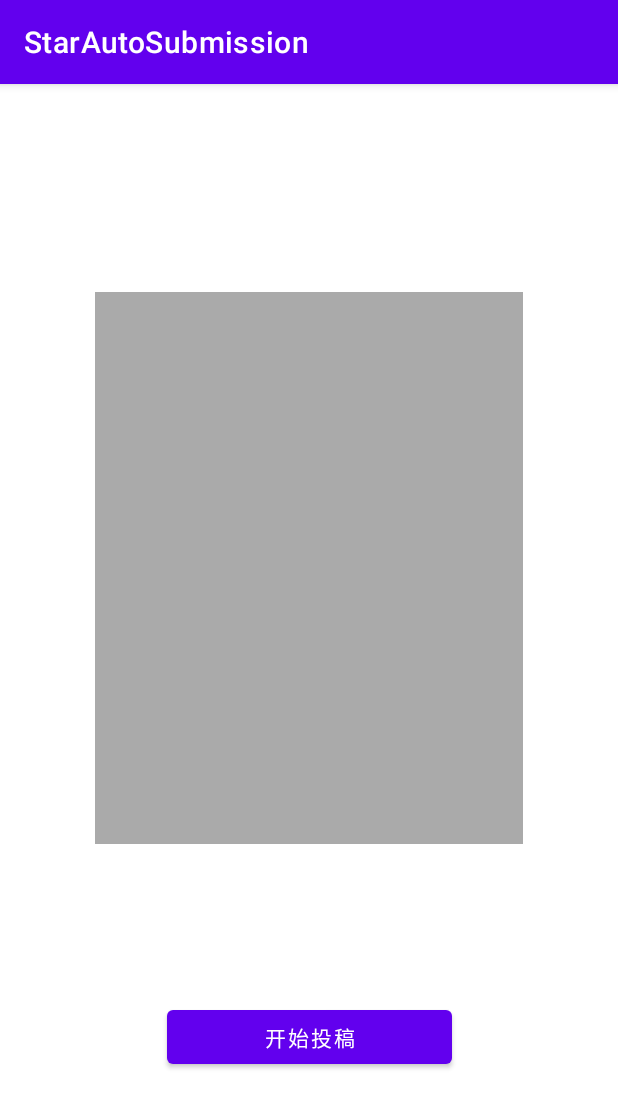
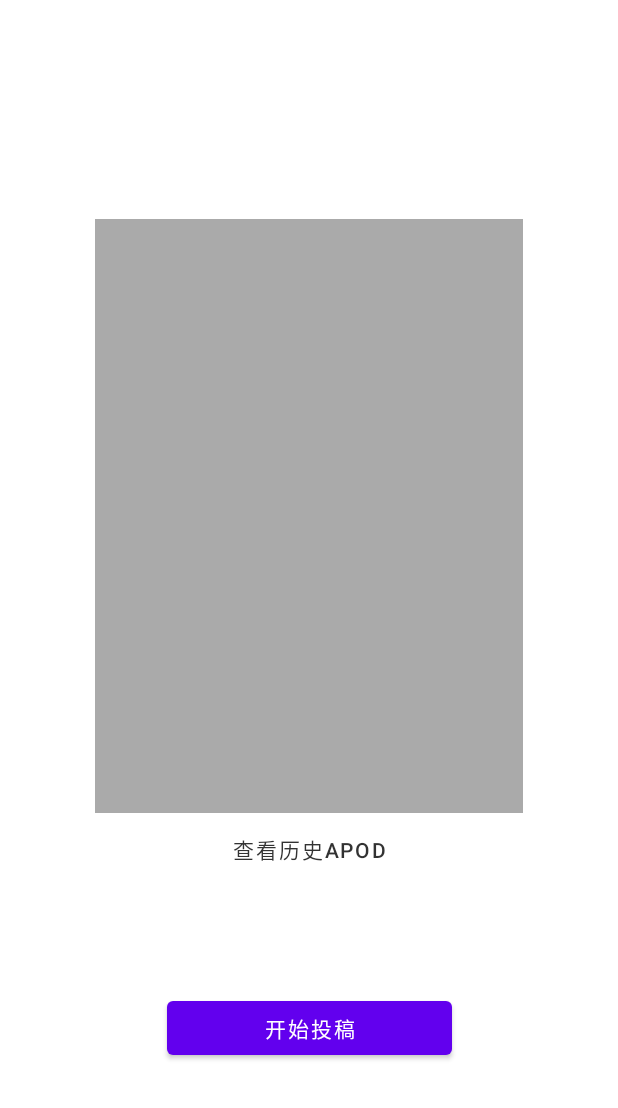
Before and after one commit to zlxdengtianhei/StarAutoSubmission, an Android app: the fragment HomeFragment shown on its own in the app's theme, on a phone screen of 412 x 824 dp. Shown: the top 1108 px of the screen. Run offline under Robolectric (Android 15) with nearby library versions, the phone set to English and light mode, and no system bars; our stand-ins replace Picasso; libraries missing offline, so code that uses them is left out: jp.wasabeef.glide; pictures from the network do not load; 1 statement that could not run was skipped.

```diff
--- a/app/build.gradle.kts
+++ b/app/build.gradle.kts
@@ -55,4 +55,9 @@ dependencies {
     implementation ("com.squareup.okio:okio:2.2.2")
     implementation ("com.google.code.gson:gson:2.8.5")
 
+    implementation("com.squareup.retrofit2:retrofit:2.9.0")
+    implementation("com.squareup.retrofit2:converter-gson:2.9.0")
+
+
+
 }
--- a/app/src/main/java/com/example/starautosubmission/HomeFragment.java
+++ b/app/src/main/java/com/example/starautosubmission/HomeFragment.java
@@ -1,11 +1,15 @@
 package com.example.starautosubmission;
 
 import android.content.Intent;
+import android.graphics.Bitmap;
 import android.net.Uri;
 import android.os.Bundle;
 import android.view.LayoutInflater;
 import android.view.View;
 import android.view.ViewGroup;
+import android.webkit.WebResourceRequest;
+import android.webkit.WebView;
+import android.webkit.WebViewClient;
 import android.widget.Button;
 import android.widget.ImageView;
 
@@ -24,9 +28,12 @@ public class HomeFragment extends Fragment {
     private SlidingImageView image;
     private ImageView backgroundImage;
     private Button submitButton;
+    private Button viewHistoryButton;
+    private WebView webView;
+    private Button closeWebViewButton;
+    private View webViewContainer;
 
     public HomeFragment() {
-        // Required empty public constructor
     }
 
     public static HomeFragment newInstance(String param1, String param2) {
@@ -50,7 +57,6 @@ public class HomeFragment extends Fragment {
     @Override
     public View onCreateView(@NonNull LayoutInflater inflater, ViewGroup container,
                              Bundle savedInstanceState) {
-        // Inflate the layout for this fragment
         return inflater.inflate(R.layout.fragment_home, container, false);
     }
 
@@ -61,8 +67,11 @@ public class HomeFragment extends Fragment {
         image = view.findViewById(R.id.image);
         backgroundImage = view.findViewById(R.id.background_image);
         submitButton = view.findViewById(R.id.submit_button);
+        viewHistoryButton = view.findViewById(R.id.view_history_button);
+        webView = view.findViewById(R.id.webview);
+        closeWebViewButton = view.findViewById(R.id.close_webview_button);
+        webViewContainer = view.findViewById(R.id.webview_container);
 
-        // Load cached image URL and display it
         String imageUrl = MainActivity.getCachedImageUrl(getContext());
         if (imageUrl != null) {
             image.loadImage(imageUrl);
@@ -73,18 +82,52 @@ public class HomeFragment extends Fragment {
                     .into(backgroundImage);
         }
 
-        // Set onClickListener for the image view to open a web page
+        // Configure WebView
+        webView.setWebViewClient(new WebViewClient() {
+            @Override
+            public boolean shouldOverrideUrlLoading(WebView view, WebResourceRequest request) {
+                return false;
+            }
+
+            @Override
+            public void onPageStarted(WebView view, String url, Bitmap favicon) {
+                super.onPageStarted(view, url, favicon);
+                webViewContainer.setVisibility(View.VISIBLE);
+            }
+
+            @Override
+            public void onPageFinished(WebView view, String url) {
+                super.onPageFinished(view, url);
+            }
+        });
+        webView.getSettings().setJavaScriptEnabled(true);
+
         image.setOnClickListener(v -> openWebPage("https://apod.nasa.gov/apod/astropix.html"));
 
-        // Set onClickListener for the submit button to navigate to the submission page
+        viewHistoryButton.setOnClickListener(v -> {
+            Intent intent = new Intent(Intent.ACTION_VIEW, Uri.parse("https://apod.nasa.gov/apod/archivepixFull.html"));
+            startActivity(intent);
+        });
+
         submitButton.setOnClickListener(v -> {
             Intent intent = new Intent(getActivity(), SubmissionActivity.class);
             startActivity(intent);
         });
+
+        closeWebViewButton.setOnClickListener(v -> {
+            closeWebView();
+        });
     }
 
     private void openWebPage(String url) {
-        Intent intent = new Intent(Intent.ACTION_VIEW, Uri.parse(url));
-        startActivity(intent);
+        webView.loadUrl(url);
+        webViewContainer.setVisibility(View.VISIBLE);
+    }
+
+    private void closeWebView() {
+        webView.loadUrl("about:blank"); // Clear the WebView content
+        webView.clearHistory();
+        webView.clearCache(true);
+        webViewContainer.setVisibility(View.GONE);
     }
 }
--- a/app/src/main/res/layout/fragment_home.xml
+++ b/app/src/main/res/layout/fragment_home.xml
@@ -25,7 +25,7 @@
             app:layout_constraintBottom_toTopOf="@id/image"
             app:layout_constraintStart_toStartOf="parent"
             app:layout_constraintEnd_toEndOf="parent"
-            app:layout_constraintHeight_percent="0.166" />
+            app:layout_constraintHeight_percent="0.18" />
 
         <!-- 中间图片区域 -->
         <com.example.starautosubmission.SlidingImageView
@@ -36,22 +36,37 @@
             android:contentDescription="@string/image_desc"
             android:scaleType="centerCrop"
             app:layout_constraintTop_toBottomOf="@id/top_space"
-            app:layout_constraintBottom_toTopOf="@id/middle_space"
+            app:layout_constraintBottom_toTopOf="@id/view_history_button"
             app:layout_constraintStart_toStartOf="parent"
             app:layout_constraintEnd_toEndOf="parent"
             app:layout_constraintHeight_percent="0.5"
             app:layout_constraintWidth_percent="0.75" />
+
+        <!-- 查看历史apod按钮 -->
+        <Button
+            android:id="@+id/view_history_button"
+            android:layout_width="0dp"
+            android:layout_height="wrap_content"
+            android:text="查看历史apod"
+            android:textColor="@android:color/black"
+            android:background="@android:color/transparent"
+            android:alpha="0.8"
+            app:layout_constraintTop_toBottomOf="@id/image"
+            app:layout_constraintBottom_toTopOf="@id/middle_space"
+            app:layout_constraintStart_toStartOf="parent"
+            app:layout_constraintEnd_toEndOf="parent"
+            app:layout_constraintWidth_percent="0.5" />
 
         <!-- 中间空白区域，占屏幕高度的1/7 -->
         <View
             android:id="@+id/middle_space"
             android:layout_width="0dp"
             android:layout_height="0dp"
-            app:layout_constraintTop_toBottomOf="@id/image"
+            app:layout_constraintTop_toBottomOf="@id/view_history_button"
             app:layout_constraintBottom_toTopOf="@id/submit_button"
             app:layout_constraintStart_toStartOf="parent"
             app:layout_constraintEnd_toEndOf="parent"
-            app:layout_constraintHeight_percent="0.142" />
+            app:layout_constraintHeight_percent="0.09" />
 
         <!-- 下方按钮 -->
         <Button
@@ -74,7 +89,31 @@
             app:layout_constraintBottom_toBottomOf="parent"
             app:layout_constraintStart_toStartOf="parent"
             app:layout_constraintEnd_toEndOf="parent"
-            app:layout_constraintHeight_percent="0.125" />
+            app:layout_constraintHeight_percent="0.14" />
 
     </androidx.constraintlayout.widget.ConstraintLayout>
+
+    <!-- WebView container -->
+    <FrameLayout
+        android:id="@+id/webview_container"
+        android:layout_width="match_parent"
+        android:layout_height="match_parent"
+        android:visibility="gone">
+
+        <WebView
+            android:id="@+id/webview"
+            android:layout_width="match_parent"
+            android:layout_height="match_parent" />
+
+        <Button
+            android:id="@+id/close_webview_button"
+            android:layout_width="wrap_content"
+            android:layout_height="wrap_content"
+            android:text="关闭"
+            android:layout_gravity="top|end"
+            android:background="@android:color/black"
+            android:textColor="@android:color/white"
+            android:padding="8dp"
+            android:layout_margin="16dp" />
+    </FrameLayout>
 </FrameLayout>
--- a/app/src/main/res/menu/bottom_nav_menu.xml
+++ b/app/src/main/res/menu/bottom_nav_menu.xml
@@ -9,7 +9,7 @@
         android:icon="@drawable/map"
         android:title="Map" />
     <item
-        android:id="@+id/nav_profile"
+        android:id="@+id/nav_image_description"
         android:icon="@drawable/profile"
-        android:title="Profile" />
+        android:title="Image Description" />
 </menu>
--- a/app/src/main/res/values-night/themes.xml
+++ b/app/src/main/res/values-night/themes.xml
@@ -11,6 +11,9 @@
         <item name="colorOnSecondary">@color/black</item>
         <!-- Status bar color. -->
         <item name="android:statusBarColor">?attr/colorPrimaryVariant</item>
+        <!-- Remove ActionBar -->
+        <item name="windowActionBar">false</item>
+        <item name="windowNoTitle">true</item>
         <!-- Customize your theme here. -->
     </style>
 </resources>
--- a/app/src/main/res/values/themes.xml
+++ b/app/src/main/res/values/themes.xml
@@ -11,6 +11,9 @@
         <item name="colorOnSecondary">@color/black</item>
         <!-- Status bar color. -->
         <item name="android:statusBarColor">?attr/colorPrimaryVariant</item>
+        <!-- Remove ActionBar -->
+        <item name="windowActionBar">false</item>
+        <item name="windowNoTitle">true</item>
         <!-- Customize your theme here. -->
     </style>
 </resources>
```
Also changed, not shown: app/src/main/java/com/example/starautosubmission/ImageRecognitionFragment.java (added, +70 -0 lines), app/src/main/java/com/example/starautosubmission/MainActivity.java (+6 -5 lines), app/src/main/java/com/example/starautosubmission/MyApp.java (deleted, +0 -13 lines), app/src/main/java/com/example/starautosubmission/ProfileFragment.java (deleted, +0 -64 lines), app/src/main/res/layout/fragment_image_recognition.xml (added, +41 -0 lines), app/src/main/res/layout/fragment_profile.xml (deleted, +0 -14 lines).
